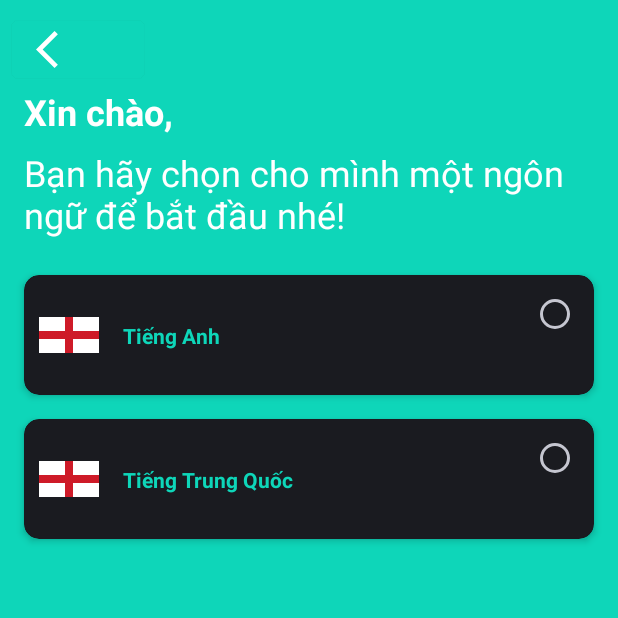
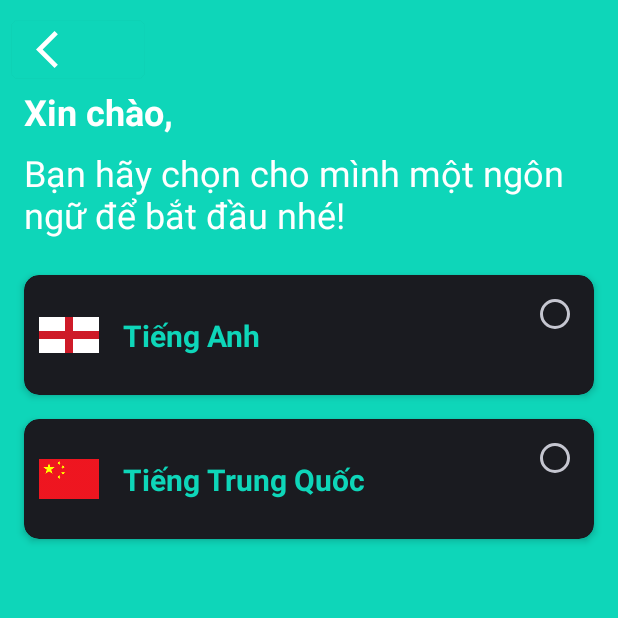
Before and after one commit to ThongDB18110207/ProjectSE_Nhom16_AppHocNgonNgu, an Android app: the ChooseLanguage screen opened directly, with no data from a screen before it, on a phone screen of 412 x 824 dp, the top half of it. Run offline under Robolectric (Android 15) with nearby library versions, the phone set to English and light mode, and no system bars.

Commit message:
Choose languages

```diff
--- a/Languages_Learning_App/app/src/main/java/com/example/languages_learning_app/ChooseLanguage.java
+++ b/Languages_Learning_App/app/src/main/java/com/example/languages_learning_app/ChooseLanguage.java
@@ -1,5 +1,6 @@
 package com.example.languages_learning_app;
 
+import androidx.annotation.NonNull;
 import androidx.appcompat.app.AppCompatActivity;
 import androidx.recyclerview.widget.GridLayoutManager;
 import androidx.recyclerview.widget.ItemTouchHelper;
@@ -22,7 +23,7 @@ public class ChooseLanguage extends AppCompatActivity {
         recyclerView = findViewById(R.id.recyclerview);
         listLanguage = new ArrayList<>();
         listLanguage.add(new Language(R.drawable.flag_of_england, "Tiếng Anh"));
-        listLanguage.add(new Language(R.drawable.flag_of_england, "Tiếng Trung Quốc"));
+        listLanguage.add(new Language(R.drawable.flag_of_china, "Tiếng Trung Quốc"));
 
         languageAdapter = new LanguageAdapter(getApplicationContext(), listLanguage);
 
--- a/Languages_Learning_App/app/src/main/java/com/example/languages_learning_app/LanguageAdapter.java
+++ b/Languages_Learning_App/app/src/main/java/com/example/languages_learning_app/LanguageAdapter.java
@@ -1,6 +1,7 @@
 package com.example.languages_learning_app;
 
 import android.content.Context;
+import android.content.DialogInterface;
 import android.view.LayoutInflater;
 import android.view.View;
 import android.view.ViewGroup;
@@ -28,6 +29,8 @@ public class LanguageAdapter extends RecyclerView.Adapter<LanguageAdapter.ViewHo
         return new ViewHolder(view);
     }
 
+
+
     @Override
     public void onBindViewHolder(@NonNull LanguageAdapter.ViewHolder holder, int position) {
         Language language = listLanguage.get(position);
--- a/Languages_Learning_App/app/src/main/res/layout/language_layout.xml
+++ b/Languages_Learning_App/app/src/main/res/layout/language_layout.xml
@@ -32,7 +32,7 @@
                 android:layout_marginEnd="32dp"
                 android:text="TextView"
                 android:textColor="@color/main_color"
-                android:textSize="14sp"
+                android:textSize="20sp"
                 android:textStyle="bold"
                 app:layout_constraintBottom_toBottomOf="@+id/imageView"
                 app:layout_constraintEnd_toStartOf="@+id/rbChoose"
```
Also changed, not shown: Languages_Learning_App/app/src/main/res/drawable/flag_of_china.png (added).
